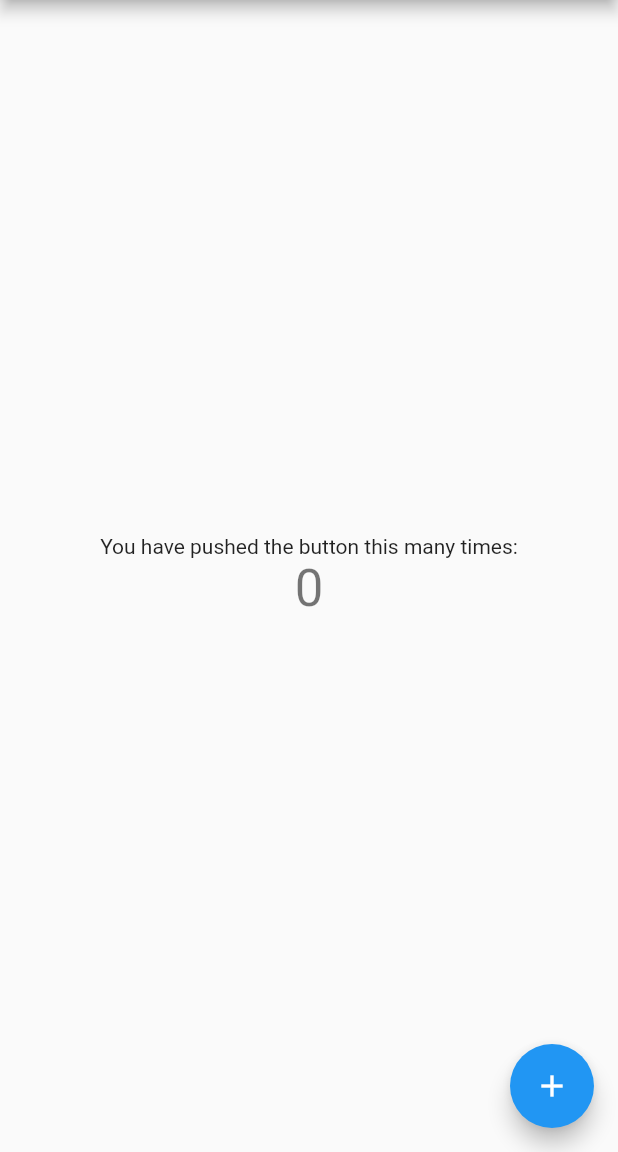
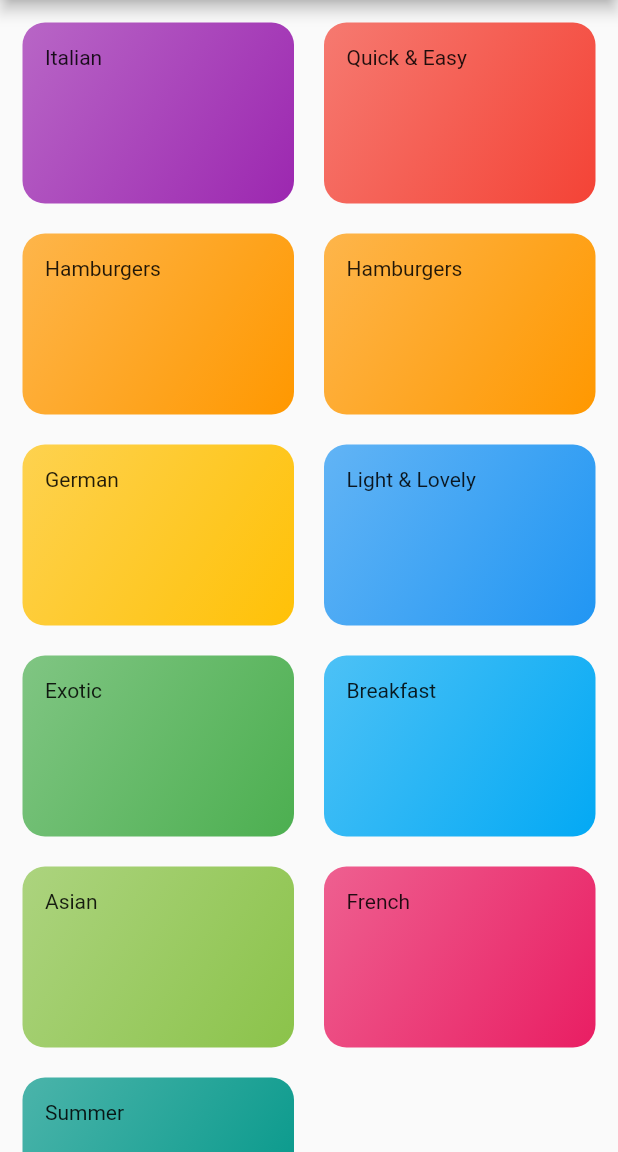
Before and after one commit to vlotysh/flutter_mail_app, a Flutter app: the screen it shows after launch, on a phone screen of 412 x 824 dp, the part 84-1236 px from its top. Run offline on Flutter 3.47's test engine with Material 2 defaults, Android fonts, the phone set to English and light mode, and no system bars.

Commit message:
Updated app screen

```diff
--- a/lib/app/MealsApp.dart
+++ b/lib/app/MealsApp.dart
@@ -1,4 +1,5 @@
 import 'package:flutter/material.dart';
+import './pages/Categories.dart';
 import './pages/Home.dart';
 
 class MealsApp extends StatelessWidget {
@@ -11,7 +12,7 @@ class MealsApp extends StatelessWidget {
         primarySwatch: Colors.blue,
         visualDensity: VisualDensity.adaptivePlatformDensity,
       ),
-      home: Home(title: 'Meals App'),
+      home: Categories(title: 'Meals App'),
     );
   }
 }
--- /dev/null
+++ b/lib/app/data/dummy_data.dart
@@ -0,0 +1,61 @@
+import 'package:flutter/material.dart';
+
+import '../models/Category.dart';
+
+const List<Category> DUMMY_CATEGORIES = const [
+  Category(
+    id: 'c1',
+    title: 'Italian',
+    color: Colors.purple,
+  ),
+  Category(
+    id: 'c2',
+    title: 'Quick & Easy',
+    color: Colors.red,
+  ),
+  Category(
+    id: 'c3',
+    title: 'Hamburgers',
+    color: Colors.orange,
+  ),
+  Category(
+    id: 'c31',
+    title: 'Hamburgers',
+    color: Colors.orange,
+  ),
+  Category(
+    id: 'c4',
+    title: 'German',
+    color: Colors.amber,
+  ),
+  Category(
+    id: 'c5',
+    title: 'Light & Lovely',
+    color: Colors.blue,
+  ),
+  Category(
+    id: 'c6',
+    title: 'Exotic',
+    color: Colors.green,
+  ),
+  Category(
+    id: 'c7',
+    title: 'Breakfast',
+    color: Colors.lightBlue,
+  ),
+  Category(
+    id: 'c8',
+    title: 'Asian',
+    color: Colors.lightGreen,
+  ),
+  Category(
+    id: 'c9',
+    title: 'French',
+    color: Colors.pink,
+  ),
+  Category(
+    id: 'c10',
+    title: 'Summer',
+    color: Colors.teal,
+  ),
+];
--- /dev/null
+++ b/lib/app/models/Category.dart
@@ -0,0 +1,9 @@
+import 'package:flutter/material.dart';
+
+class Category {
+  final String id;
+  final String title;
+  final Color color;
+
+  const Category({@required this.id, @required this.title, @required this.color});
+}
--- /dev/null
+++ b/lib/app/pages/Categories.dart
@@ -0,0 +1,36 @@
+import 'package:flutter/material.dart';
+import 'package:meals_app/app/models/Category.dart';
+import 'package:meals_app/app/widgets/CategoryItem.dart';
+
+import '../data/dummy_data.dart';
+
+class Categories extends StatefulWidget {
+  Categories({Key key, this.title}) : super(key: key);
+
+  final String title;
+
+  @override
+  _CategoriesState createState() => _CategoriesState();
+}
+
+class _CategoriesState extends State<Categories> {
+  @override
+  Widget build(BuildContext context) {
+    return Scaffold(
+      appBar: AppBar(
+        title: Text(widget.title),
+      ),
+      body: GridView(
+        padding: EdgeInsets.all(15),
+        children: DUMMY_CATEGORIES
+            .map((Category category) => CategoryItem(category))
+            .toList(),
+        gridDelegate: SliverGridDelegateWithMaxCrossAxisExtent(
+            maxCrossAxisExtent: 200,
+            childAspectRatio: 3 / 2,
+            crossAxisSpacing: 20,
+            mainAxisSpacing: 20),
+      ),
+    );
+  }
+}
--- a/lib/app/pages/Home.dart
+++ b/lib/app/pages/Home.dart
@@ -10,13 +10,6 @@ class Home extends StatefulWidget {
 }
 
 class _HomeState extends State<Home> {
-  int _counter = 0;
-
-  void _incrementCounter() {
-    setState(() {
-      _counter++;
-    });
-  }
 
   @override
   Widget build(BuildContext context) {
@@ -29,20 +22,11 @@ class _HomeState extends State<Home> {
           mainAxisAlignment: MainAxisAlignment.center,
           children: <Widget>[
             Text(
-              'You have pushed the button this many times:',
-            ),
-            Text(
-              '$_counter',
-              style: Theme.of(context).textTheme.headline4,
+              'Start',
             ),
           ],
         ),
       ),
-      floatingActionButton: FloatingActionButton(
-        onPressed: _incrementCounter,
-        tooltip: 'Increment',
-        child: const Icon(Icons.add),
-      ),
     );
   }
 }
--- /dev/null
+++ b/lib/app/widgets/CategoryItem.dart
@@ -0,0 +1,22 @@
+import 'package:flutter/material.dart';
+import '../models/Category.dart';
+
+class CategoryItem extends StatelessWidget {
+  final Category _category;
+
+  CategoryItem(this._category);
+
+  @override
+  Widget build(BuildContext context) {
+    return Container(
+      padding: const EdgeInsets.all(15),
+      child: Text(_category.title),
+      decoration: BoxDecoration(
+          borderRadius: BorderRadius.circular(15),
+          gradient: LinearGradient(
+              colors: [_category.color.withOpacity(0.7), _category.color],
+              begin: Alignment.topLeft,
+              end: Alignment.bottomRight)),
+    );
+  }
+}
--- a/pubspec.yaml
+++ b/pubspec.yaml
@@ -1,4 +1,4 @@
-name: mail_app
+name: meals_app
 description: A new Flutter project.
 
 # The following line prevents the package from being accidentally published to
```
Also changed, not shown: 10 other files.
